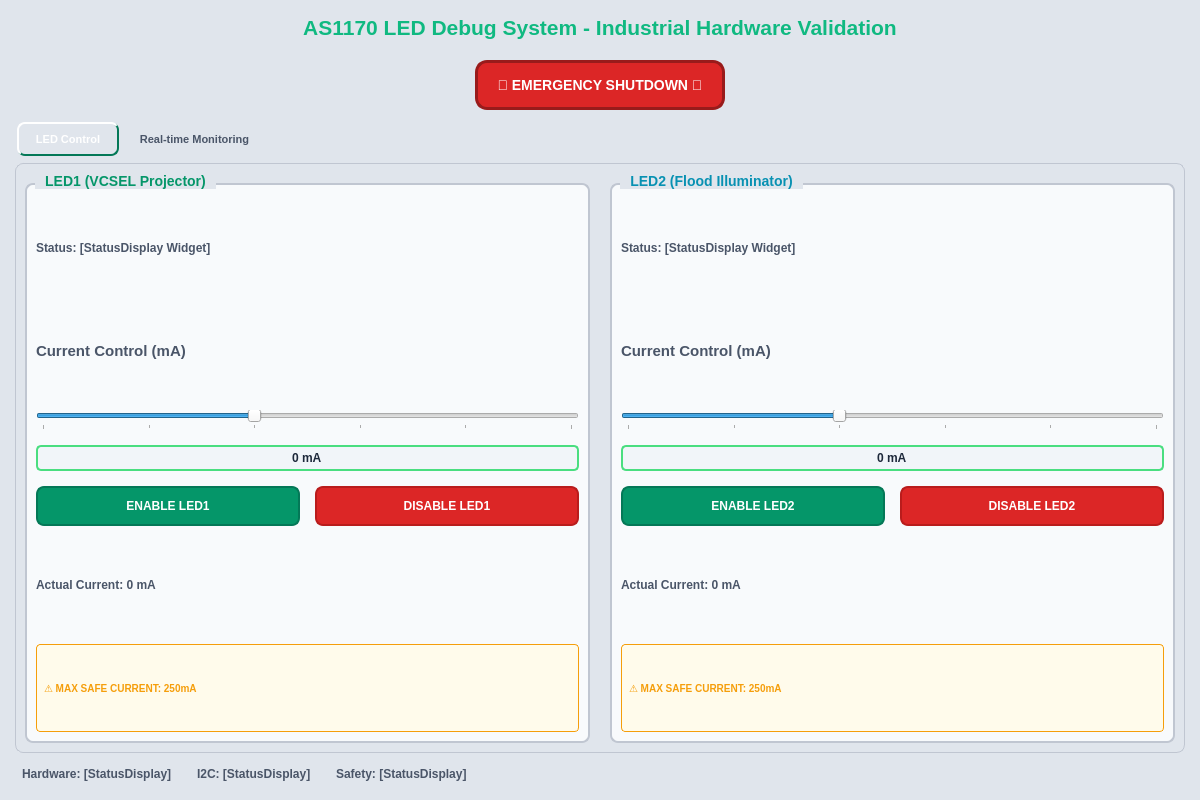
The window that src/gui/ui/as1170_debug_dialog.ui (SupernovaIndustries/unlook-standalone) describes before a commit, drawn with Qt 5.
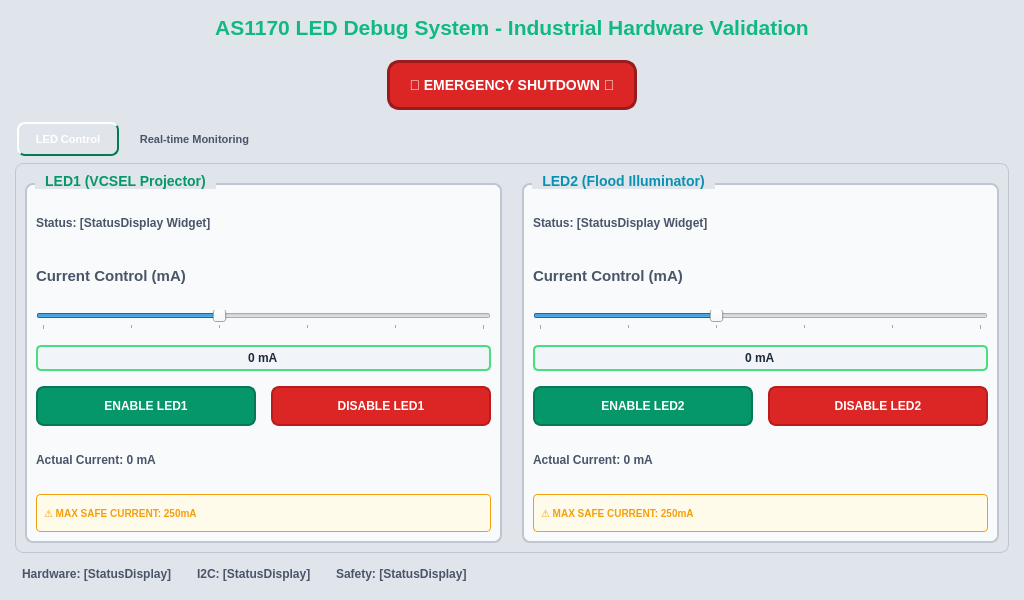
The same window after the commit.

The edit to the form file:
```diff
--- a/src/gui/ui/as1170_debug_dialog.ui
+++ b/src/gui/ui/as1170_debug_dialog.ui
@@ -6,8 +6,8 @@
    <rect>
     <x>0</x>
     <y>0</y>
-    <width>1200</width>
-    <height>800</height>
+    <width>1024</width>
+    <height>600</height>
    </rect>
   </property>
   <property name="windowTitle">
```
